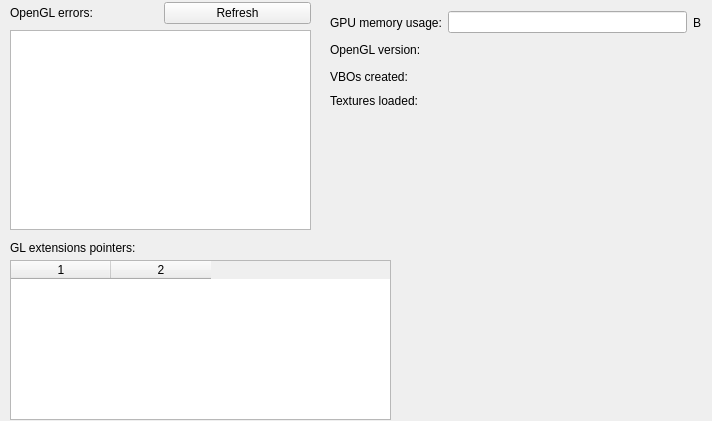
The window that source/vdebug/resources/debugwindow.ui (Vatsinator/vatsinator-legacy) describes before a commit, drawn with Qt 5.
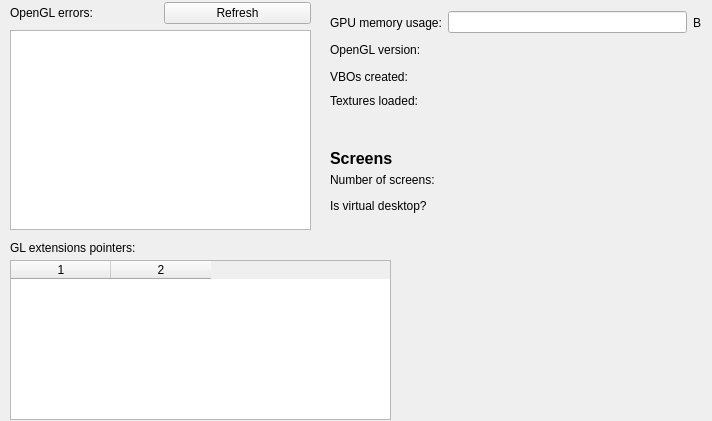
The same window after the commit.

Commit message: More debug info

```diff
--- a/source/vdebug/resources/debugwindow.ui
+++ b/source/vdebug/resources/debugwindow.ui
@@ -196,7 +196,7 @@
    <column/>
    <column/>
   </widget>
-  <widget class="QWidget" name="">
+  <widget class="QWidget" name="layoutWidget">
    <property name="geometry">
     <rect>
      <x>330</x>
@@ -225,7 +225,7 @@
     </item>
    </layout>
   </widget>
-  <widget class="QWidget" name="">
+  <widget class="QWidget" name="layoutWidget">
    <property name="geometry">
     <rect>
      <x>330</x>
@@ -254,6 +254,84 @@
     </item>
    </layout>
   </widget>
+  <widget class="QWidget" name="layoutWidget">
+   <property name="geometry">
+    <rect>
+     <x>330</x>
+     <y>170</y>
+     <width>371</width>
+     <height>20</height>
+    </rect>
+   </property>
+   <layout class="QHBoxLayout" name="horizontalLayout_6">
+    <item>
+     <widget class="QLabel" name="label_8">
+      <property name="text">
+       <string>Number of screens:</string>
+      </property>
+     </widget>
+    </item>
+    <item>
+     <widget class="QLabel" name="NumberOfScreensField">
+      <property name="text">
+       <string/>
+      </property>
+      <property name="alignment">
+       <set>Qt::AlignRight|Qt::AlignTrailing|Qt::AlignVCenter</set>
+      </property>
+     </widget>
+    </item>
+   </layout>
+  </widget>
+  <widget class="QLabel" name="label_9">
+   <property name="geometry">
+    <rect>
+     <x>330</x>
+     <y>150</y>
+     <width>211</width>
+     <height>16</height>
+    </rect>
+   </property>
+   <property name="font">
+    <font>
+     <pointsize>12</pointsize>
+     <weight>75</weight>
+     <bold>true</bold>
+    </font>
+   </property>
+   <property name="text">
+    <string>Screens</string>
+   </property>
+  </widget>
+  <widget class="QWidget" name="layoutWidget">
+   <property name="geometry">
+    <rect>
+     <x>330</x>
+     <y>196</y>
+     <width>371</width>
+     <height>20</height>
+    </rect>
+   </property>
+   <layout class="QHBoxLayout" name="horizontalLayout_7">
+    <item>
+     <widget class="QLabel" name="label_10">
+      <property name="text">
+       <string>Is virtual desktop?</string>
+      </property>
+     </widget>
+    </item>
+    <item>
+     <widget class="QLabel" name="IsVirtualDesktopField">
+      <property name="text">
+       <string/>
+      </property>
+      <property name="alignment">
+       <set>Qt::AlignRight|Qt::AlignTrailing|Qt::AlignVCenter</set>
+      </property>
+     </widget>
+    </item>
+   </layout>
+  </widget>
  </widget>
  <resources/>
  <connections/>
```
The commit also changes 2 other files.
